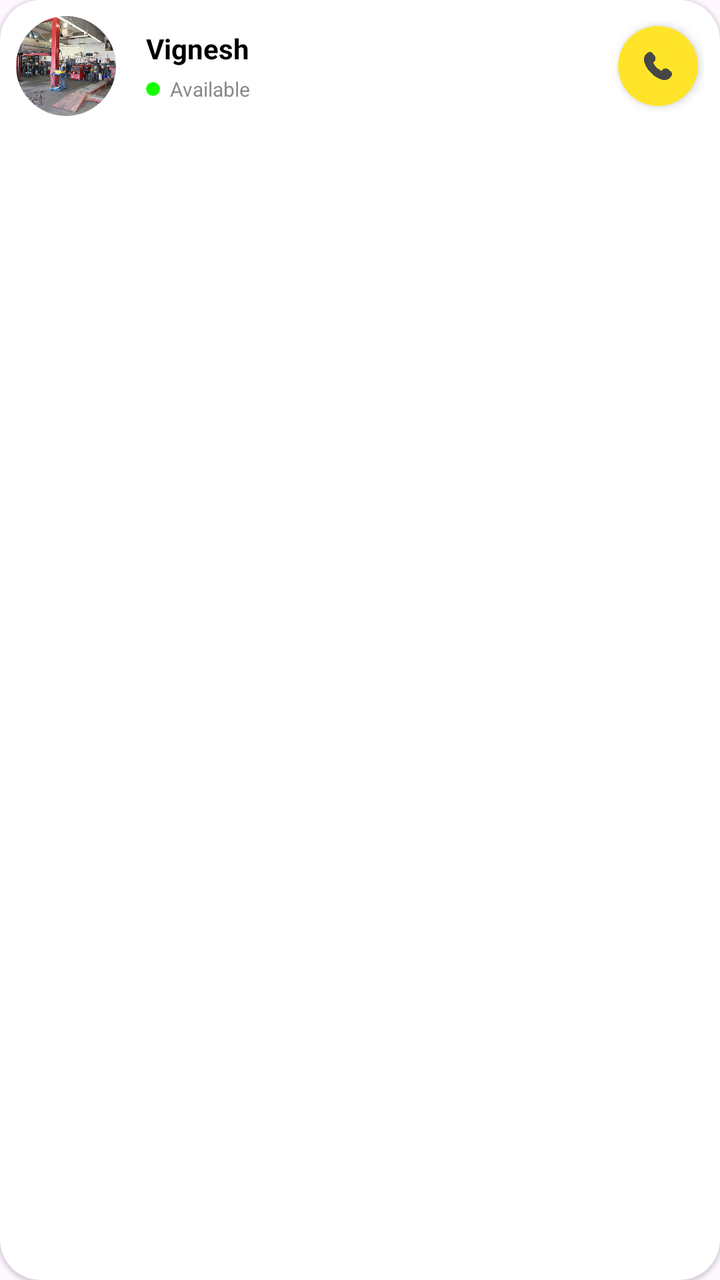
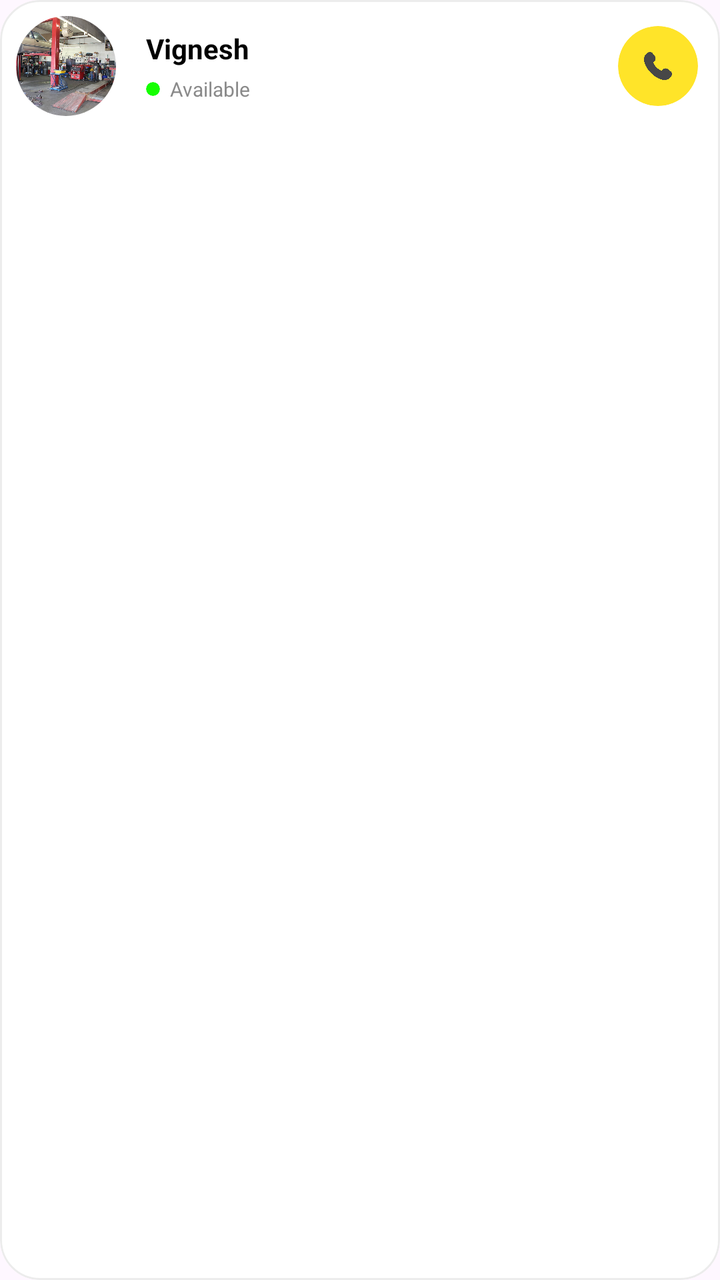

The first picture is an Android layout as it rendered before a commit; the second is the same layout after the commit. The layout source and the unified diff follow.
<!-- AndroidManifest.xml: application theme Theme.TregoApp -->
<!-- res/layout/worker_item.xml -->
<?xml version="1.0" encoding="utf-8"?>
<com.google.android.material.card.MaterialCardView xmlns:android="http://schemas.android.com/apk/res/android"
    android:layout_width="match_parent"
    android:layout_height="wrap_content"
    xmlns:app="http://schemas.android.com/apk/res-auto"
    android:orientation="vertical"
    android:layout_marginVertical="3dp"
    android:layout_marginHorizontal="5dp"
    app:strokeWidth="0dp"
    app:cardCornerRadius="20dp"
    app:cardBackgroundColor="@color/shop_card_background"
    app:cardElevation="1dp">

    <LinearLayout
        android:layout_width="match_parent"
        android:layout_height="wrap_content"
        android:orientation="horizontal"
        android:padding="8dp"
        android:gravity="center_vertical">

        
        <com.google.android.material.card.MaterialCardView
            android:layout_width="50dp"
            android:layout_height="50dp"
            android:layout_marginEnd="10dp"
            app:strokeWidth="0dp"
            app:cardCornerRadius="100dp">

            <ImageView
                android:id="@+id/mechanicImage"
                android:layout_width="match_parent"
                android:layout_height="match_parent"
                android:src="@drawable/shop"
                android:scaleType="centerCrop"/>

        </com.google.android.material.card.MaterialCardView>

        
        <LinearLayout
            android:layout_width="0dp"
            android:layout_height="wrap_content"
            android:layout_weight="1"
            android:orientation="vertical">

            
            <LinearLayout
                android:layout_width="match_parent"
                android:layout_height="wrap_content"
                android:orientation="horizontal"
                android:gravity="center_vertical">

                
                <LinearLayout
                    android:layout_width="0dp"
                    android:layout_height="wrap_content"
                    android:layout_weight="1"
                    android:padding="5dp"
                    android:orientation="vertical">

                    <TextView
                        android:id="@+id/tvWorkerName"
                        android:layout_width="wrap_content"
                        android:layout_height="wrap_content"
                        android:text="Vignesh"
                        android:textColor="@color/black"
                        android:textSize="14sp"
                        android:textStyle="bold"
                        android:maxLines="1"
                        android:ellipsize="end"/>

                    
                    <LinearLayout
                        android:layout_width="wrap_content"
                        android:layout_height="wrap_content"
                        android:orientation="horizontal"
                        android:layout_marginTop="4dp"
                        android:gravity="center_vertical">

                        <com.google.android.material.card.MaterialCardView
                            android:id="@+id/statusIndicator"
                            android:layout_width="7dp"
                            android:layout_height="7dp"
                            android:layout_marginEnd="5dp"
                            app:cardCornerRadius="4dp"
                            app:cardBackgroundColor="#15FF00"
                            app:strokeWidth="0dp"/>

                        <TextView
                            android:id="@+id/tvStatus"
                            android:layout_width="wrap_content"
                            android:layout_height="wrap_content"
                            android:text="Available"
                            android:textColor="@color/text_grey"
                            android:textSize="10sp"/>
                    </LinearLayout>

                </LinearLayout>

                
                <com.google.android.material.card.MaterialCardView
                    android:id="@+id/callButton"
                    android:layout_width="40dp"
                    android:layout_height="40dp"
                    android:layout_margin="3dp"
                    android:clickable="true"
                    android:focusable="true"
                    app:cardElevation="3dp"
                    app:cardCornerRadius="50dp"
                    app:strokeWidth="0dp"
                    android:backgroundTint="@color/primary_color">

                    <ImageView
                        android:layout_width="30dp"
                        android:layout_height="30dp"
                        android:layout_gravity="center"
                        android:padding="8dp"
                        android:src="@drawable/phone" />

                </com.google.android.material.card.MaterialCardView>


            </LinearLayout>

        </LinearLayout>

    </LinearLayout>

</com.google.android.material.card.MaterialCardView>
<!-- resources referenced by this layout -->
<resources>
  <color name="black">#FF000000</color>
  <color name="primary_color">#FFE429</color>
  <color name="shop_card_background">#FFFFFF</color>
  <color name="text_grey">#8A8A8A</color>
  <!-- drawable phone: png bitmap (drawable, 15322 bytes) -->
  <!-- drawable shop: jpg bitmap (drawable, 159612 bytes) -->
  <style name="Theme.TregoApp" parent="Base.Theme.TregoApp" />
  <style name="Base.Theme.TregoApp" parent="Theme.Material3.DayNight.NoActionBar">
          <item name="colorPrimary">@color/primary_color</item>
          <item name="android:statusBarColor">@color/secondary_color</item>
          <item name="android:windowLightStatusBar">true</item>
      </style>
  <color name="secondary_color">#FFFFFFFF</color>
</resources>

<!-- the commit's change to res/layout/worker_item.xml (unified diff, before → after) -->
@@ -6,10 +6,10 @@
     android:orientation="vertical"
     android:layout_marginVertical="3dp"
     android:layout_marginHorizontal="5dp"
-    app:strokeWidth="0dp"
+    app:strokeWidth="1dp"
+    app:strokeColor="#ECECEC"
     app:cardCornerRadius="20dp"
-    app:cardBackgroundColor="@color/shop_card_background"
-    app:cardElevation="1dp">
+    app:cardBackgroundColor="@color/shop_card_background">
 
     <LinearLayout
         android:layout_width="match_parent"
@@ -104,7 +104,6 @@
                     android:layout_margin="3dp"
                     android:clickable="true"
                     android:focusable="true"
-                    app:cardElevation="3dp"
                     app:cardCornerRadius="50dp"
                     app:strokeWidth="0dp"
                     android:backgroundTint="@color/primary_color">
